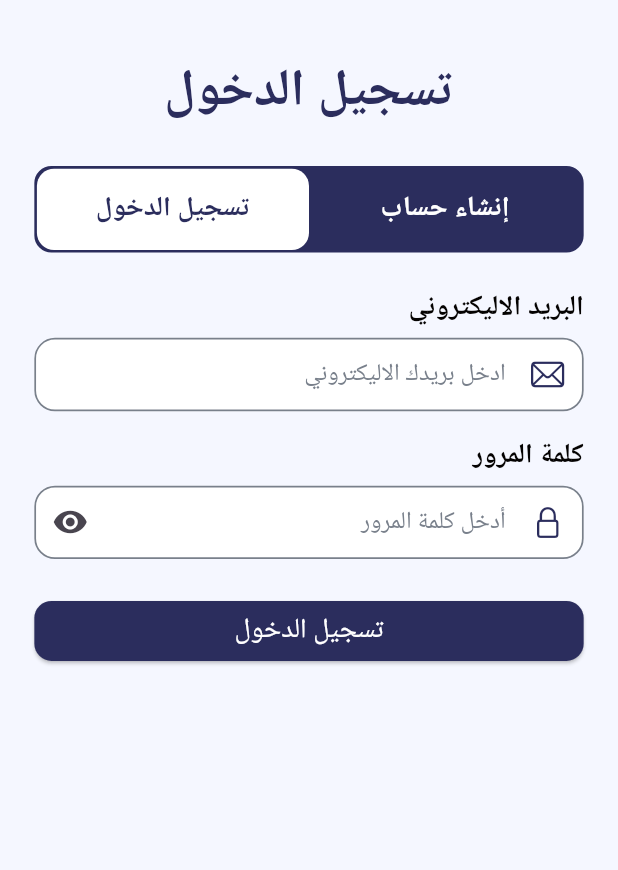
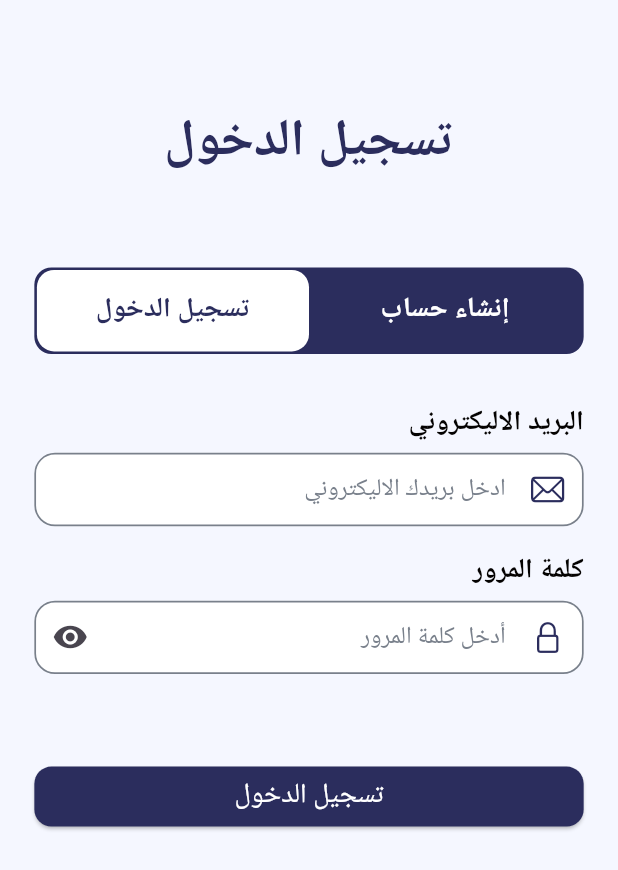
Before and after one commit to abdo2121nasser/deaf_gain, a Flutter app: the screen it shows after launch, on a phone screen of 412 x 824 dp. Shown: the top 870 px of the screen. Run offline on Flutter 3.47's test engine with Material 3 defaults, Android fonts, the phone set to English and light mode, and no system bars; our stand-ins replace bloc, camera, device_preview, dio, equatable, flutter_bloc and 9 more; missing offline and left inert: ffmpeg_kit_flutter, flutter_stripe; accounts and stored records are empty.

Commit message:
fixed some ui appearance issusses

```diff
--- a/lib/features/authentication_feature/screens/authentication_screen.dart
+++ b/lib/features/authentication_feature/screens/authentication_screen.dart
@@ -21,31 +21,32 @@ class AuthenticationScreen extends StatelessWidget {
           child:
           BlocBuilder<AuthenticationSwitchCubit, AuthenticationSwitchState>(
             builder: (context, state) {
+              var h=MediaQuery.maybeOf(context)!.size.height;
               return SingleChildScrollView(
                 child: Column(
                   crossAxisAlignment: CrossAxisAlignment.center,
                   mainAxisAlignment: MainAxisAlignment.spaceEvenly,
                   children: [
                     SizedBox(
-                      height: k20V,
+                      height: h*0.07,
                     ),
                     state.authenticationState.title,
                     SizedBox(
-                      height: k20V,
+                      height:  h*0.07,
                     ),
                     CustomSwitchWidget(
                       isSignIn: state.isSignInState,
                     ),
                     SizedBox(
-                      height: k20V,
+                      height:  h*0.04,
                     ),
                     state.authenticationState.form,
                     SizedBox(
-                      height: k20V,
+                      height:  h*0.07,
                     ),
                     state.authenticationState.button,
                     SizedBox(
-                      height: k20V,
+                      height:  h*0.04,
                     ),
                   ],
                 ),
--- a/lib/features/profile_feature/widgets/profile_form_widget.dart
+++ b/lib/features/profile_feature/widgets/profile_form_widget.dart
@@ -42,7 +42,7 @@ class _ProfileFormWidgetState extends State<ProfileFormWidget> {
         children: [
 
           SizedBox(height: k10V),
-          ProfileTitleWidget(),
+          ProfileTitleWidget(userEntity: widget.userEntity,),
           CustomFullInputBlock(
             label: 'الاسم الاول',
             controller: _firstNameController,
```
Also changed, not shown: lib/core/utils/component/profile_avatar_widget.dart (+5 -5 lines), lib/features/main_feature/widgets/profile_title_widget.dart (+5 -2 lines), lib/features/setting_feature/widgets/setting_screen_body_widget.dart (+5 -5 lines).
